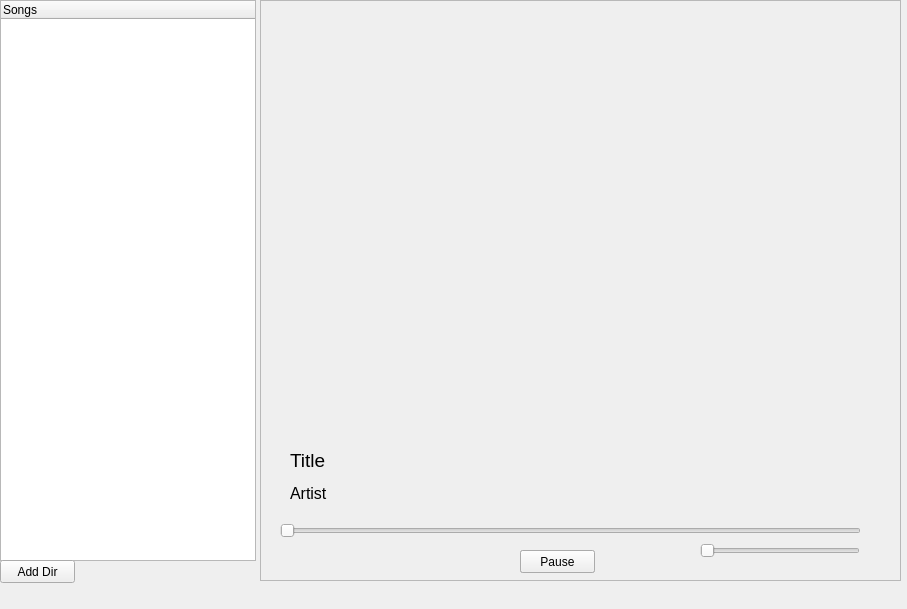
zizo-pro/Secret_Player, file GUI/player.ui: the form before one commit.
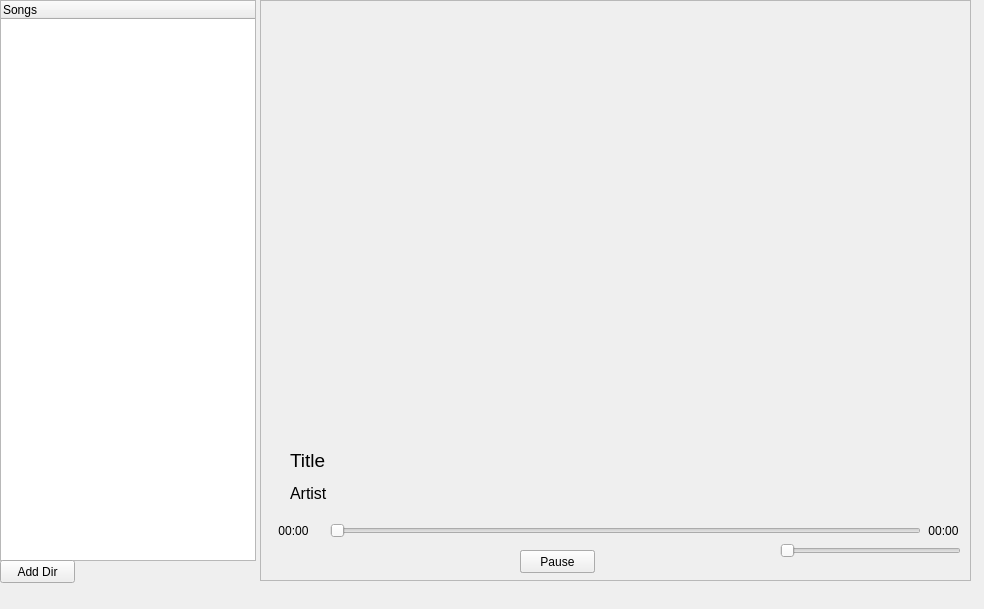
The form after the commit.

Commit message: zizo is pro

Patch:
```diff
--- a/GUI/player.ui
+++ b/GUI/player.ui
@@ -9,7 +9,7 @@
    <rect>
     <x>0</x>
     <y>0</y>
-    <width>907</width>
+    <width>984</width>
     <height>609</height>
    </rect>
   </property>
@@ -55,7 +55,7 @@
      <rect>
       <x>260</x>
       <y>0</y>
-      <width>641</width>
+      <width>711</width>
       <height>581</height>
      </rect>
     </property>
@@ -112,9 +112,9 @@
     <widget class="QSlider" name="music_prog">
      <property name="geometry">
       <rect>
-       <x>20</x>
+       <x>70</x>
        <y>520</y>
-       <width>581</width>
+       <width>591</width>
        <height>22</height>
       </rect>
      </property>
@@ -181,9 +181,9 @@
     <widget class="QSlider" name="volume_bar">
      <property name="geometry">
       <rect>
-       <x>440</x>
+       <x>520</x>
        <y>540</y>
-       <width>160</width>
+       <width>181</width>
        <height>22</height>
       </rect>
      </property>
@@ -194,6 +194,38 @@
       <enum>Qt::Horizontal</enum>
      </property>
     </widget>
+    <widget class="QLabel" name="curr_time">
+     <property name="geometry">
+      <rect>
+       <x>10</x>
+       <y>520</y>
+       <width>47</width>
+       <height>22</height>
+      </rect>
+     </property>
+     <property name="text">
+      <string>00:00</string>
+     </property>
+     <property name="alignment">
+      <set>Qt::AlignCenter</set>
+     </property>
+    </widget>
+    <widget class="QLabel" name="song_time">
+     <property name="geometry">
+      <rect>
+       <x>660</x>
+       <y>520</y>
+       <width>47</width>
+       <height>22</height>
+      </rect>
+     </property>
+     <property name="text">
+      <string>00:00</string>
+     </property>
+     <property name="alignment">
+      <set>Qt::AlignCenter</set>
+     </property>
+    </widget>
    </widget>
    <widget class="QPushButton" name="add_bt">
     <property name="enabled">
```
Left out of the diff: 2 changed lines with no effect on the pictures. The commit also changes 1 other file.
